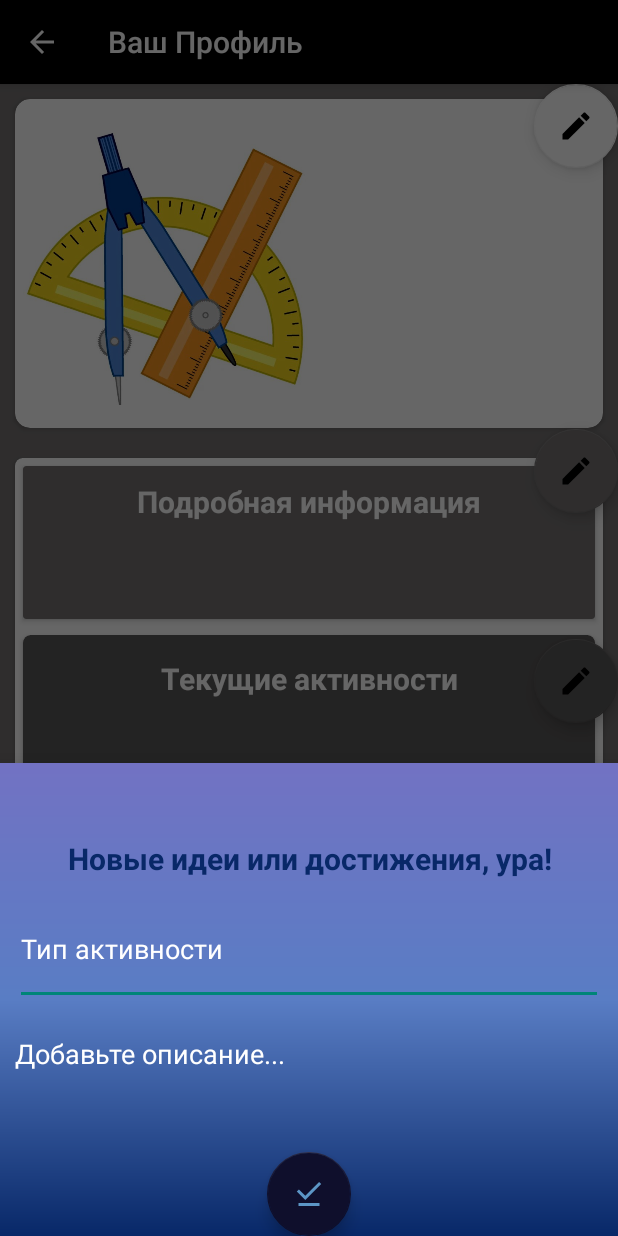
After one commit to meindokuse/Messeger, an Android app: the fragment FragmentForEditEvents placed in its activity, on a phone screen of 412 x 824 dp. The commit adds this screen. Run offline under Robolectric (Android 15) with nearby library versions, the phone set to English and light mode, and no system bars; 1 statement that could not run was skipped.

Commit message:
Промежуточный коммит активности добавляются, удаления пока нету

```diff
--- a/app/src/main/java/com/example/myapplication/elements/Event.kt
+++ b/app/src/main/java/com/example/myapplication/elements/Event.kt
@@ -1,5 +1,5 @@
 package com.example.myapplication.elements
 
-data class Event(val title: String,val desc:String){
+data class Event(val ID:String,val title: String,val desc:String){
 
 }
--- a/app/src/main/java/com/example/myapplication/profile/BlankFragment.kt
+++ b/app/src/main/java/com/example/myapplication/profile/BlankFragment.kt
@@ -11,6 +11,8 @@ import androidx.recyclerview.widget.LinearLayoutManager
 import com.example.myapplication.elements.Event
 import com.example.myapplication.profile.rcview.EventListAdapter
 import com.example.myapplication.databinding.FragmentBlankBinding
+import com.example.myapplication.profile.rcview.ItemListener
+import com.example.myapplication.reposetory.LocalReposetory
 import com.example.myapplication.reposetory.LocalReposetoryHelper
 import com.example.myapplication.viewmodel.MyViewModel
 
@@ -25,8 +27,8 @@ import com.example.myapplication.viewmodel.MyViewModel
  * create an instance of this fragment.
  */
 class BlankFragment : Fragment() {
-    var a = "new dialog"
 
+    val fragmentForEditEvents = FragmentForEditEvents()
     val editFragmentForProfile = EditFragmentForProfile()
     val listtitle = arrayOf("Олимпиада"," Проект","Подготовка к экзамену","Спортивные соревнования")
     val desctittle = arrayOf("Очень трудная", "Ищу человека для совестной работы","Кто нибудь поможет разобрать одну тему?","21.11.23 г.Белгород")
@@ -49,19 +51,26 @@ class BlankFragment : Fragment() {
         binding.EditProfileButton.setOnClickListener {
             editFragmentForProfile.show(childFragmentManager,  editFragmentForProfile.tag)
         }
+        binding.EditNowAcivities.setOnClickListener {
+            fragmentForEditEvents.show(childFragmentManager,fragmentForEditEvents.tag)
+        }
+
         adapter = EventListAdapter()
         binding.RcView.layoutManager = LinearLayoutManager(activity)
         binding.RcView.adapter = adapter
-        for (i in 0..<listtitle.size){
-            val event = Event(listtitle[i],desctittle[i])
-            adapter.addEvent(event)
-            Log.d("MyLog","EventInCycle")
+//        for (i in 0..<listtitle.size){
+//            val event = Event(listtitle[i],desctittle[i])
+//            adapter.addEvent(event)
+//            Log.d("MyLog","EventInCycle")
+//
+//        }
 
-        }
 
 
     }
     private fun init() {
+
+
         Log.d("MyLog", "Load Init")
         DataModel.userProfile.observe(viewLifecycleOwner) {
             Log.d("MyLog", "Changed $it")
@@ -74,9 +83,10 @@ class BlankFragment : Fragment() {
             binding.ClassText.text = it.targetClass
 
         }
-//        DataModel.FirstName.observe(viewLifecycleOwner){
-//            binding.FirstNameText.text = it
-//        }
+        DataModel.userEvents.observe(viewLifecycleOwner){
+            if(it != null ) adapter.addListEvent(it)
+        }
+
     }
     companion object {
 
--- a/app/src/main/java/com/example/myapplication/profile/EditFragmentForProfile.kt
+++ b/app/src/main/java/com/example/myapplication/profile/EditFragmentForProfile.kt
@@ -13,9 +13,9 @@ import com.google.android.material.bottomsheet.BottomSheetDialogFragment
 
 
 class EditFragmentForProfile :  BottomSheetDialogFragment() {
-//    var profile = ProfileInfo("Ромн","Самофалов","ОГБОУ СОЩ 3","Строитель","17","11 А")
+    var profile = ProfileInfo("Ромн","Самофалов","ОГБОУ СОЩ 3","Строитель","17","11 А")
     lateinit var binding: FragmentEditForProfileBinding
-    private val DataModel: MyViewModel by activityViewModels{
+    val DataModel: MyViewModel by activityViewModels{
         MyViewModelFactory(LocalReposetoryHelper(requireContext()))
     }
     override fun onCreate(savedInstanceState: Bundle?) {
@@ -42,15 +42,10 @@ class EditFragmentForProfile :  BottomSheetDialogFragment() {
                 val Name = binding.NameEdit.text.toString()
                 val Familia = binding.SecondNameEdit.text.toString()
                 Log.d("MyLog","Полная Обработка")
-//                DataModel.FirstName.value = Name
-//                DataModel.SecondName.value = Familia
-////                DataModel.addUser(profile)
-//                DataModel.FirstName.observe(activity as LifecycleOwner){
-//                    val Aka = it
-//                    Log.d("MyLog","${Aka}")
-//                    Log.d("MyLog","${DataModel.userProfile.value}")
-//                }
-                DataModel.uppdateProfile(Name,Familia)
+
+                DataModel.addUser(profile)
+
+//                DataModel.uppdateProfile(Name,Familia)
                 dismiss()
             }
         }
--- /dev/null
+++ b/app/src/main/java/com/example/myapplication/profile/FragmentForEditEvents.kt
@@ -0,0 +1,97 @@
+package com.example.myapplication.profile
+
+import android.os.Bundle
+import android.util.Log
+import androidx.fragment.app.Fragment
+import android.view.LayoutInflater
+import android.view.View
+import android.view.ViewGroup
+import android.widget.AdapterView
+import android.widget.ArrayAdapter
+import androidx.core.content.ContextCompat
+import androidx.fragment.app.activityViewModels
+import com.example.myapplication.R
+import com.example.myapplication.databinding.FragmentForEditEventsBinding
+import com.example.myapplication.elements.Event
+import com.example.myapplication.reposetory.LocalReposetory
+import com.example.myapplication.reposetory.LocalReposetoryHelper
+import com.example.myapplication.viewmodel.MyViewModel
+import com.google.android.material.bottomsheet.BottomSheetDialogFragment
+import java.util.UUID
+
+// TODO: Rename parameter arguments, choose names that match
+// the fragment initialization parameters, e.g. ARG_ITEM_NUMBER
+
+/**
+ * A simple [Fragment] subclass.
+ * Use the [FragmentForEditEvents.newInstance] factory method to
+ * create an instance of this fragment.
+ */
+class FragmentForEditEvents : BottomSheetDialogFragment() {
+
+    val DataModel: MyViewModel by activityViewModels{
+        MyViewModelFactory(LocalReposetoryHelper(requireContext()))
+    }
+    private lateinit var binding: FragmentForEditEventsBinding
+    private lateinit var adapter: ArrayAdapter<CharSequence>
+
+
+
+    override fun onCreateView(
+        inflater: LayoutInflater, container: ViewGroup?,
+        savedInstanceState: Bundle?
+    ): View {
+        // Inflate the layout for this fragment
+        binding = FragmentForEditEventsBinding.inflate(inflater)
+        return binding.root
+    }
+
+    override fun onViewCreated(view: View, savedInstanceState: Bundle?) {
+
+        binding.VariantsForEvents.setTextColor(ContextCompat.getColor(requireContext(), R.color.white))
+        binding.VariantsForEvents.setHintTextColor(ContextCompat.getColor(requireContext(), R.color.white))
+        binding.VariantsForEvents.threshold = 1
+        adapter = ArrayAdapter.createFromResource(requireContext(),R.array.varinats_for_events,android.R.layout.simple_dropdown_item_1line)
+        binding.VariantsForEvents.setAdapter(adapter)
+        binding.VariantsForEvents.setOnItemClickListener(AdapterView.OnItemClickListener { parent, view, position, id ->
+            val selectedItem = parent.getItemAtPosition(position) as String
+            binding.VariantsForEvents.setText(selectedItem)
+        })
+
+        binding.doneButton.setOnClickListener {
+            Log.d("MyLog","${DataModel.userEvents.value}")
+            if(!Empty()){
+                val title = binding.VariantsForEvents.text.toString()
+                val desc = binding.DescriptionForEvent.text.toString()
+                val uniqueKey = UUID.randomUUID().toString()
+                val event = Event(uniqueKey,title,desc)
+                DataModel.addEventToReposetory(event,1)
+                dismiss()
+            }
+
+        }
+
+
+    }
+
+    companion object {
+
+        @JvmStatic
+        fun newInstance() = FragmentForEditEvents()
+    }
+    fun Empty() : Boolean {
+        binding.apply {
+            if(VariantsForEvents.text.isNullOrEmpty()) {
+                VariantsForEvents.error = "Заполните поле"
+                Log.d("MyLog", "VariantsForEvents is empty")
+            }
+            if(DescriptionForEvent.text.isNullOrEmpty()) {
+                DescriptionForEvent.error = "Заполните поле"
+                Log.d("MyLog", "DescriptionForEvent is empty")
+            }
+            return VariantsForEvents.text.isNullOrEmpty() || DescriptionForEvent.text.isNullOrEmpty()
+        }
+    }
+
+
+}
--- /dev/null
+++ b/app/src/main/java/com/example/myapplication/profile/rcview/ItemListener.kt
@@ -0,0 +1,5 @@
+package com.example.myapplication.profile.rcview
+
+interface ItemListener {
+    fun onClick(position:Int)
+}
--- a/app/src/main/java/com/example/myapplication/reposetory/LocalReposetory.kt
+++ b/app/src/main/java/com/example/myapplication/reposetory/LocalReposetory.kt
@@ -5,6 +5,7 @@ import android.content.Context
 import android.database.sqlite.SQLiteDatabase
 import android.database.sqlite.SQLiteOpenHelper
 import android.util.Log
+import com.example.myapplication.elements.Event
 import com.example.myapplication.profile.ProfileInfo
 
 class LocalReposetory(context: Context):SQLiteOpenHelper(context,
@@ -14,8 +15,9 @@ class LocalReposetory(context: Context):SQLiteOpenHelper(context,
 
 
     companion object{
-        private const val DATABASE_VERSION = 1
+        private const val DATABASE_VERSION = 3
         private const val DATABASE_NAME = "LocalReposeroty.db"
+
         private const val TABLE_NAME = "profile"
 
         private const val KEY_ID = "id"
@@ -26,13 +28,27 @@ class LocalReposetory(context: Context):SQLiteOpenHelper(context,
         private const val KEY_SCHOOL = "school"
         private const val KEY_TARGET_CLASS = "target_class"
 
+        private const val TABLE_NAME_POSTS = "posts"
+
+        private const val KEY_ID_POST = "id"
+        private const val KEY_TITLE = "title"
+        private const val KEY_DESCRIPTION = "description"
+        private const val KEY_ID_PROFILE_FK= "profile_id"
+
+
+
+
 
     }
 
 
     override fun onCreate(db: SQLiteDatabase?) {
-        val createTable = "CREATE TABLE $TABLE_NAME ($KEY_ID INTEGER PRIMARY KEY,$KEY_FIRSTNAME TEXT,$KEY_SECONDNAME TEXT,$KEY_SCHOOL TEXT,$KEY_CITY TEXT,$KEY_AGE TEXT,$KEY_TARGET_CLASS TEXT)"
+        val createTable = "CREATE TABLE $TABLE_NAME ($KEY_ID TEXT,$KEY_FIRSTNAME TEXT,$KEY_SECONDNAME TEXT,$KEY_SCHOOL TEXT,$KEY_CITY TEXT,$KEY_AGE TEXT,$KEY_TARGET_CLASS TEXT)"
         db?.execSQL(createTable)
+        val createTablePosts = "CREATE TABLE $TABLE_NAME_POSTS($KEY_ID_POST INTEGER PRIMARY KEY," +
+                "$KEY_TITLE TEXT,$KEY_DESCRIPTION TEXT,$KEY_ID_PROFILE_FK INTEGER," +
+                "FOREIGN KEY($KEY_ID_PROFILE_FK) REFERENCES $TABLE_NAME($KEY_ID))"
+        db?.execSQL(createTablePosts)
     }
 
     override fun onUpgrade(db: SQLiteDatabase?, oldVersion: Int, newVersion: Int) {
@@ -96,5 +112,43 @@ class LocalReposetory(context: Context):SQLiteOpenHelper(context,
         db.close()
 
     }
+    // методы для таблицы постов снизу
+    fun addEvent(event: Event,profileID:Long){
+        val db  = this.writableDatabase
+        val values = ContentValues().apply {
+            put(KEY_ID_POST,event.ID)
+            put(KEY_TITLE,event.title)
+            put(KEY_DESCRIPTION,event.desc)
+            put(KEY_ID_PROFILE_FK,profileID)
+        }
+        db.insert(TABLE_NAME_POSTS,null,values)
+        db.close()
+    }
+    fun getAllEvents(profileID:Long):List<Event>{
+        val eventList = ArrayList<Event>()
+        val db = this.writableDatabase
+        val selectQuery = "SELECT * FROM $TABLE_NAME_POSTS WHERE $KEY_ID_PROFILE_FK = $profileID"
+        val cursor = db.rawQuery(selectQuery,null)
+        if(cursor.moveToFirst()){
+            do {
+                val event = Event(
+                    cursor.getString(cursor.getColumnIndex(KEY_ID_POST)),
+                    cursor.getString(cursor.getColumnIndex(KEY_TITLE)),
+                    cursor.getString(cursor.getColumnIndex(KEY_DESCRIPTION))
+                )
+                eventList.add(event)
+            }while (cursor.moveToNext())
+        }
+        cursor.close()
+        db.close()
+        return eventList
+    }
+    fun deleteEvent(event: Event){
+        val db  = this.writableDatabase
+        db.delete(TABLE_NAME_POSTS, "$KEY_ID_POST=?", arrayOf(event.ID))
+        db.close()
+
+
+    }
 
 }
--- a/app/src/main/java/com/example/myapplication/viewmodel/MyViewModel.kt
+++ b/app/src/main/java/com/example/myapplication/viewmodel/MyViewModel.kt
@@ -3,6 +3,8 @@ import android.util.Log
 import androidx.lifecycle.LiveData
 import androidx.lifecycle.MutableLiveData
 import androidx.lifecycle.ViewModel
+import com.example.myapplication.elements.Event
+import com.example.myapplication.profile.BlankFragment
 import com.example.myapplication.profile.ProfileInfo
 import com.example.myapplication.reposetory.LocalReposetoryHelper
 
@@ -13,9 +15,7 @@ open class MyViewModel(private val localReposetoryHelper: LocalReposetoryHelper)
 //    val FirstName: MutableLiveData<String> = MutableLiveData()
 //    val SecondName: MutableLiveData<String> = MutableLiveData()
 
-    init {
-        updateUserProfile()
-    }
+
 
     private fun updateUserProfile(){
         Log.d("MyLog","Инит")
@@ -32,4 +32,36 @@ open class MyViewModel(private val localReposetoryHelper: LocalReposetoryHelper)
         updateUserProfile()
     }
 
+    //makes for RcView ( events )
+    val userEvents: LiveData<List<Event>> = MutableLiveData()
+    val NowEvent:  MutableLiveData<Event> = MutableLiveData()
+    fun addEventToReposetory(event: Event,profileId:Long){
+        localReposetoryHelper.addEventForRcView(event,profileId)
+        updateUserEventsList(profileId)
+
+
+    }
+    fun updateUserEventsList(profileId: Long){
+
+        (userEvents as MutableLiveData).value = localReposetoryHelper.getAllEvents(profileId)
+        updateNowEvent()
+    }
+    fun updateNowEvent(){
+        if(userEvents.value != null) {
+            NowEvent.value = userEvents.value?.get(userEvents.value!!.size - 1)
+        }
+
+//        }else NowEvent.value = Event("Тут могли бы быть ваши активности","В данный момент список пуст")
+    }
+    fun DeleteEvent(event: Event){
+        localReposetoryHelper.deleteAll(event)
+        updateUserEventsList(profileId = 1)
+    }
+    init {
+        updateUserProfile()
+        updateUserEventsList(profileId = 1)
+
+    }
+
+
 }
--- /dev/null
+++ b/app/src/main/res/drawable/baseline_delete_24.xml
@@ -0,0 +1,5 @@
+<vector android:height="24dp" android:tint="#000000"
+    android:viewportHeight="24" android:viewportWidth="24"
+    android:width="24dp" xmlns:android="http://schemas.android.com/apk/res/android">
+    <path android:fillColor="@android:color/white" android:pathData="M6,19c0,1.1 0.9,2 2,2h8c1.1,0 2,-0.9 2,-2V7H6v12zM19,4h-3.5l-1,-1h-5l-1,1H5v2h14V4z"/>
+</vector>
--- a/app/src/main/res/drawable/gradient_fon.xml
+++ b/app/src/main/res/drawable/gradient_fon.xml
@@ -3,7 +3,7 @@
     <gradient
         android:startColor="@color/dark_blue"
         android:centerColor="@color/lite_blue"
-        android:endColor="@color/black"
+        android:endColor="@color/wow_color"
         android:angle="90"
 
     />
--- /dev/null
+++ b/app/src/main/res/layout/fragment_for_edit_events.xml
@@ -0,0 +1,59 @@
+<?xml version="1.0" encoding="utf-8"?>
+<FrameLayout xmlns:android="http://schemas.android.com/apk/res/android"
+    xmlns:app="http://schemas.android.com/apk/res-auto"
+    xmlns:tools="http://schemas.android.com/tools"
+    android:layout_width="match_parent"
+    android:layout_height="match_parent"
+    android:background="@drawable/gradient_fon"
+    tools:context=".profile.FragmentForEditEvents">
+
+    <LinearLayout
+        android:layout_width="match_parent"
+        android:layout_height="match_parent"
+        android:orientation="vertical">
+
+        <TextView
+            android:id="@+id/TitleText"
+            android:layout_width="match_parent"
+            android:layout_height="wrap_content"
+            android:layout_marginTop="50dp"
+            android:gravity="center"
+            android:text="@string/text_for_edit_events"
+            android:textColor="@color/dark_blue"
+            android:textSize="20sp"
+            android:textStyle="bold" />
+
+        <AutoCompleteTextView
+            android:id="@+id/VariantsForEvents"
+            android:layout_width="match_parent"
+            android:layout_height="74dp"
+            android:layout_margin="10dp"
+            android:hint="Тип активности"
+            />
+
+        <EditText
+            android:id="@+id/DescriptionForEvent"
+            android:layout_width="match_parent"
+            android:layout_height="48dp"
+            android:layout_margin="10dp"
+            android:background="@android:color/transparent"
+            android:ems="10"
+            android:gravity="start|top"
+            android:hint="Добавьте описание..."
+            android:inputType="textMultiLine"
+            android:textColor="@color/white"
+            android:textColorHint="@color/white" />
+
+        <com.google.android.material.floatingactionbutton.FloatingActionButton
+            android:id="@+id/doneButton"
+            android:layout_width="match_parent"
+            android:layout_height="wrap_content"
+            android:layout_gravity="center"
+            android:layout_marginTop="20dp"
+            android:clickable="true"
+            android:onClick="onClickCommit"
+            android:src="@drawable/baseline_download_done_24"
+            app:backgroundTint="@color/black2" />
+
+    </LinearLayout>
+</FrameLayout>
--- a/app/src/main/res/values/colors.xml
+++ b/app/src/main/res/values/colors.xml
@@ -7,7 +7,7 @@
 
 
     <color name="dark_blue">#082868</color>
-    <color name="lite_blue">#234993</color>
+    <color name="lite_blue">#597DC4</color>
     <color name="black2">#0F0F2C</color>
     <color name="wow_color">#7272C3</color>
     <color name="for_hint">#032735</color>
--- a/app/src/main/res/values/strings.xml
+++ b/app/src/main/res/values/strings.xml
@@ -2,4 +2,12 @@
     <string name="app_name">My Application</string>
     <!-- TODO: Remove or change this placeholder text -->
     <string name="hello_blank_fragment">Hello blank fragment</string>
+    <string name="text_for_edit_events">Новые идеи или достижения, ура!</string>
+    <string-array name="varinats_for_events">
+        <item>Спортивное мероприятие</item>
+        <item>Олимпиада</item>
+        <item>Проект</item>
+        <item>Домашнее задание или уроки</item>
+    </string-array>
+
 </resources>
```
Also changed, not shown: app/src/main/java/com/example/myapplication/profile/rcview/EventListAdapter.kt (+7 -4 lines), app/src/main/java/com/example/myapplication/reposetory/LocalReposetoryHelper.kt (+14 -0 lines), app/src/main/res/layout/event_item.xml (+8 -0 lines).
